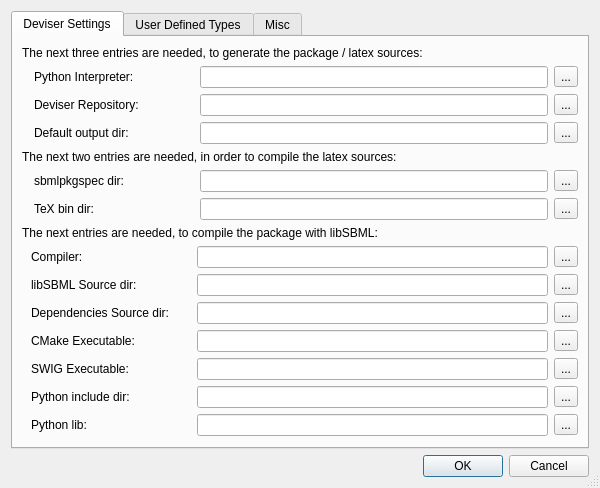
The window that ui/dialogpreferences.ui (sbmlteam/QtDeviser) describes before a commit, drawn with Qt 5.
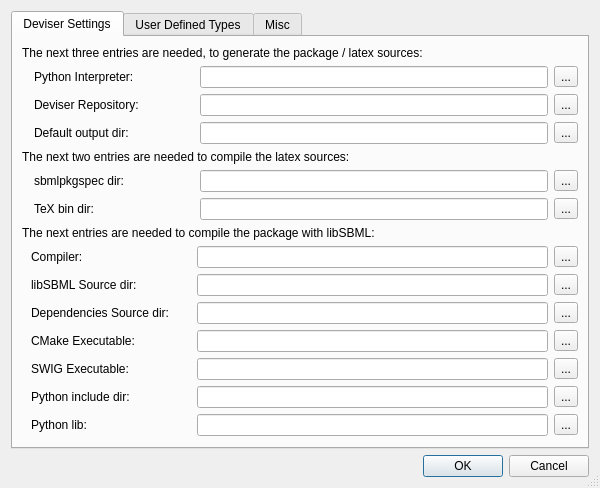
The same window after the commit. Icons and pictures are not drawn.

Commit message: - issue #112670259: adjusted screenshots according to Linda's suggestions

The edit to the form file:
```diff
--- a/ui/dialogpreferences.ui
+++ b/ui/dialogpreferences.ui
@@ -141,7 +141,7 @@
        <item row="2" column="0">
         <widget class="QLabel" name="label_2">
          <property name="text">
-          <string>The next two entries are needed, in order to compile the latex sources:</string>
+          <string>The next two entries are needed to compile the latex sources:</string>
          </property>
         </widget>
        </item>
@@ -214,7 +214,7 @@
        <item row="4" column="0">
         <widget class="QLabel" name="label_3">
          <property name="text">
-          <string>&lt;html&gt;&lt;head/&gt;&lt;body&gt;&lt;p&gt;The next entries are needed, to compile the package with libSBML:&lt;/p&gt;&lt;/body&gt;&lt;/html&gt;</string>
+          <string>&lt;html&gt;&lt;head/&gt;&lt;body&gt;&lt;p&gt;The next entries are needed to compile the package with libSBML:&lt;/p&gt;&lt;/body&gt;&lt;/html&gt;</string>
          </property>
         </widget>
        </item>
```
Left out of the diff: 4 changed lines with no effect on the pictures.
